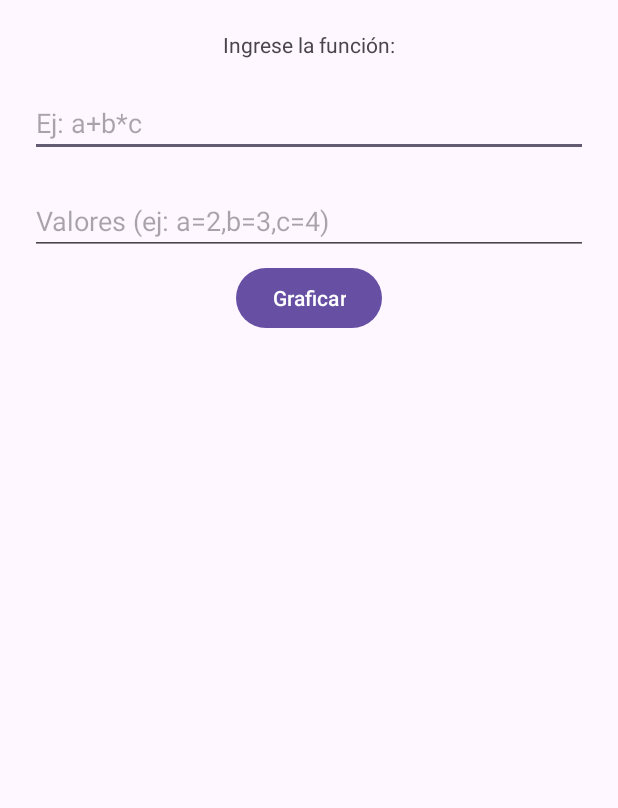
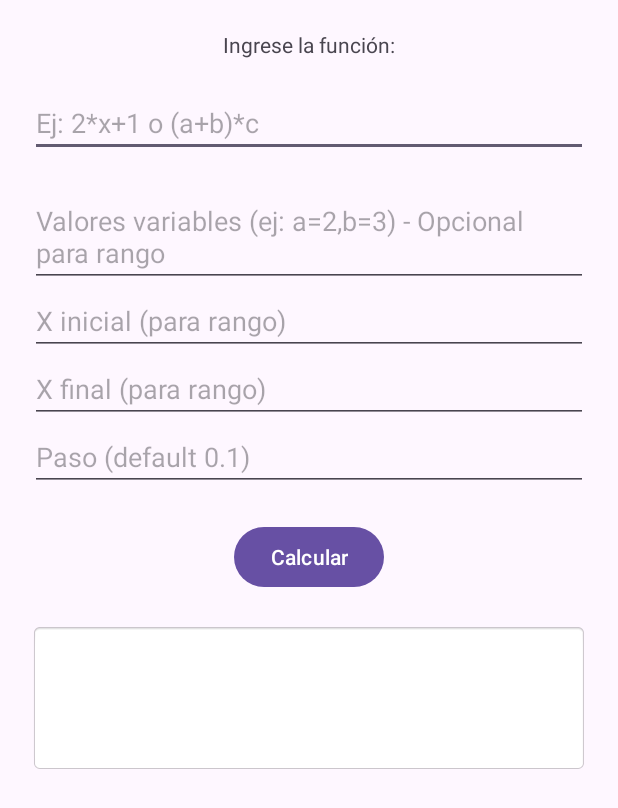
Before and after one commit to FernandoReyes04/GraficadorApp, an Android app: the screen it shows after launch (MainActivity), on a phone screen of 412 x 824 dp. Shown: the top 808 px of the screen. Run offline under Robolectric (Android 15) with nearby library versions, the phone set to English and light mode, and no system bars.

Commit message:
feat: :sparkles: Se implemento  función evaluar muchos puntos (o evaluar rango)

```diff
--- a/app/src/main/res/layout/activity_main.xml
+++ b/app/src/main/res/layout/activity_main.xml
@@ -21,7 +21,7 @@
         android:id="@+id/etFuncion"
         android:layout_width="0dp"
         android:layout_height="wrap_content"
-        android:hint="Ej: a+b*c"
+        android:hint="Ej: 2*x+1 o (a+b)*c"
         app:layout_constraintTop_toBottomOf="@id/tvTitulo"
         app:layout_constraintStart_toStartOf="parent"
         app:layout_constraintEnd_toEndOf="parent"
@@ -31,29 +31,65 @@
         android:id="@+id/etValores"
         android:layout_width="0dp"
         android:layout_height="wrap_content"
-        android:hint="Valores (ej: a=2,b=3,c=4)"
+        android:hint="Valores variables (ej: a=2,b=3) - Opcional para rango"
         app:layout_constraintTop_toBottomOf="@id/etFuncion"
         app:layout_constraintStart_toStartOf="parent"
         app:layout_constraintEnd_toEndOf="parent"
         android:layout_margin="20dp"/>
 
+    <!-- rango -->
+    <EditText
+        android:id="@+id/etXInicial"
+        android:layout_width="0dp"
+        android:layout_height="wrap_content"
+        android:hint="X inicial (para rango)"
+        android:inputType="numberDecimal"
+        app:layout_constraintTop_toBottomOf="@id/etValores"
+        app:layout_constraintStart_toStartOf="parent"
+        app:layout_constraintEnd_toEndOf="parent"
+        android:layout_marginHorizontal="20dp"/>
+
+    <EditText
+        android:id="@+id/etXFinal"
+        android:layout_width="0dp"
+        android:layout_height="wrap_content"
+        android:hint="X final (para rango)"
+        android:inputType="numberDecimal"
+        app:layout_constraintTop_toBottomOf="@id/etXInicial"
+        app:layout_constraintStart_toStartOf="parent"
+        app:layout_constraintEnd_toEndOf="parent"
+        android:layout_marginHorizontal="20dp"/>
+
+    <EditText
+        android:id="@+id/etPaso"
+        android:layout_width="0dp"
+        android:layout_height="wrap_content"
+        android:hint="Paso (default 0.1)"
+        android:inputType="numberDecimal"
+        app:layout_constraintTop_toBottomOf="@id/etXFinal"
+        app:layout_constraintStart_toStartOf="parent"
+        app:layout_constraintEnd_toEndOf="parent"
+        android:layout_marginHorizontal="20dp"/>
+
     <Button
         android:id="@+id/btnGraficar"
         android:layout_width="wrap_content"
         android:layout_height="wrap_content"
-        android:text="Graficar"
-        app:layout_constraintTop_toBottomOf="@id/etFuncion"
-        app:layout_constraintStart_toStartOf="parent"
-        app:layout_constraintEnd_toEndOf="parent"
-        android:layout_marginTop="70dp"/>
-
-    <TextView
-        android:id="@+id/tvResultado"
-        android:layout_width="wrap_content"
-        android:layout_height="wrap_content"
-        app:layout_constraintTop_toBottomOf="@id/btnGraficar"
+        android:text="Calcular"
+        app:layout_constraintTop_toBottomOf="@id/etPaso"
         app:layout_constraintStart_toStartOf="parent"
         app:layout_constraintEnd_toEndOf="parent"
         android:layout_marginTop="20dp"/>
 
+    <TextView
+        android:id="@+id/tvResultado"
+        android:layout_width="0dp"
+        android:layout_height="wrap_content"
+        android:minHeight="100dp"
+        android:scrollbars="vertical"
+        app:layout_constraintTop_toBottomOf="@id/btnGraficar"
+        app:layout_constraintStart_toStartOf="parent"
+        app:layout_constraintEnd_toEndOf="parent"
+        android:layout_margin="20dp"
+        android:background="@android:drawable/editbox_background"/>
 </androidx.constraintlayout.widget.ConstraintLayout>
```
Also changed, not shown: app/src/main/java/com/example/graficadorapp/Graficador.kt (+20 -0 lines), app/src/main/java/com/example/graficadorapp/MainActivity.kt (+50 -29 lines).
